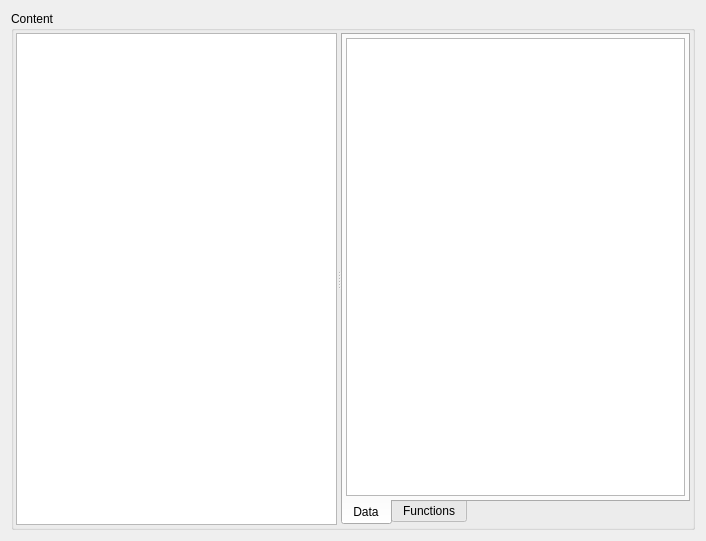
First picture: the form in limereport/scripteditor/lrscripteditor.ui, repository fralx/LimeReport, before the edit.
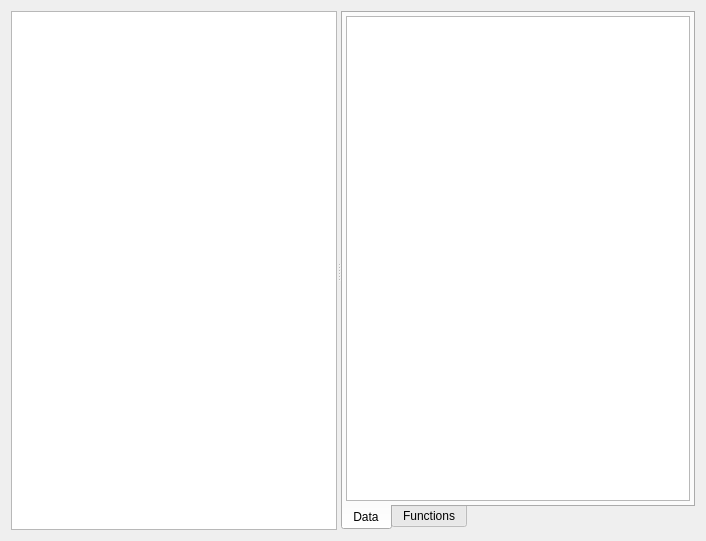
Second picture: the form after the edit. Custom widgets are drawn as their Qt base class.

Diff of the .ui file:
```diff
--- a/limereport/scripteditor/lrscripteditor.ui
+++ b/limereport/scripteditor/lrscripteditor.ui
@@ -13,34 +13,7 @@
   <property name="windowTitle">
    <string>Form</string>
   </property>
-  <layout class="QVBoxLayout" name="verticalLayout_2">
-   <item>
-    <widget class="QGroupBox" name="groupBox">
-     <property name="sizePolicy">
-      <sizepolicy hsizetype="Expanding" vsizetype="Expanding">
-       <horstretch>0</horstretch>
-       <verstretch>0</verstretch>
-      </sizepolicy>
-     </property>
-     <property name="title">
-      <string>Content</string>
-     </property>
      <layout class="QVBoxLayout" name="verticalLayout">
-      <property name="spacing">
-       <number>2</number>
-      </property>
-      <property name="leftMargin">
-       <number>2</number>
-      </property>
-      <property name="topMargin">
-       <number>2</number>
-      </property>
-      <property name="rightMargin">
-       <number>2</number>
-      </property>
-      <property name="bottomMargin">
-       <number>2</number>
-      </property>
       <item>
        <widget class="QSplitter" name="splitter">
         <property name="sizePolicy">
@@ -53,6 +26,12 @@
          <enum>Qt::Horizontal</enum>
         </property>
         <widget class="LimeReport::CodeEditor" name="textEdit">
+      <property name="sizePolicy">
+       <sizepolicy hsizetype="Preferred" vsizetype="Preferred">
+        <horstretch>0</horstretch>
+        <verstretch>0</verstretch>
+       </sizepolicy>
+      </property>
          <property name="font">
           <font>
            <pointsize>12</pointsize>
@@ -120,9 +99,6 @@
           </layout>
          </widget>
         </widget>
-       </widget>
-      </item>
-     </layout>
     </widget>
    </item>
   </layout>
```
Lines whose indentation alone changed are shown as unchanged.
